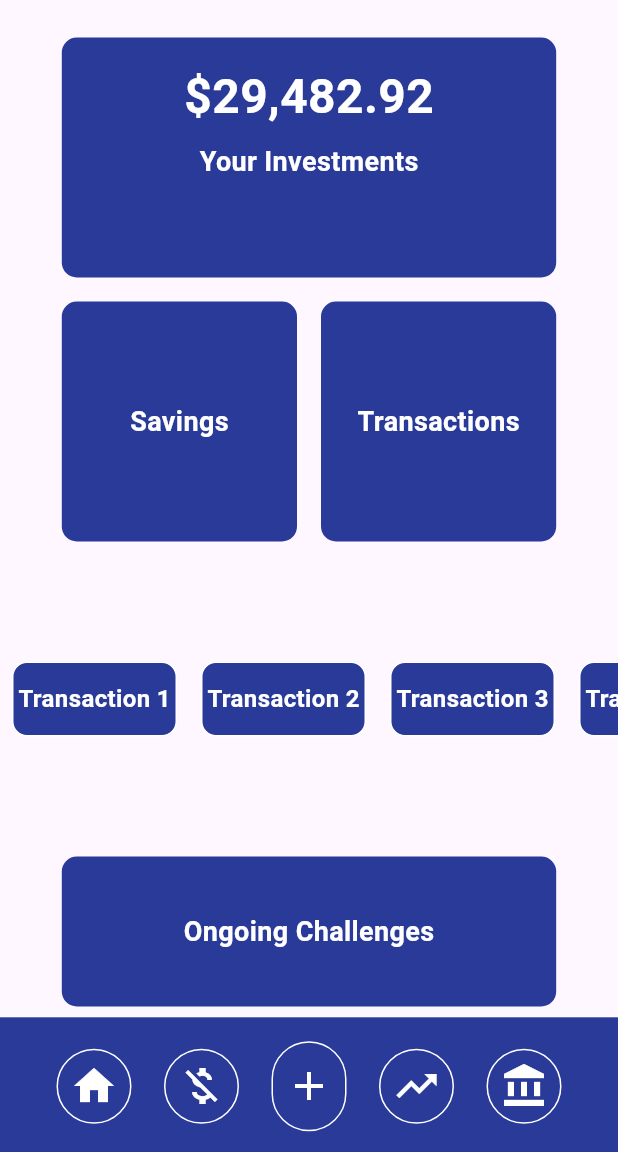
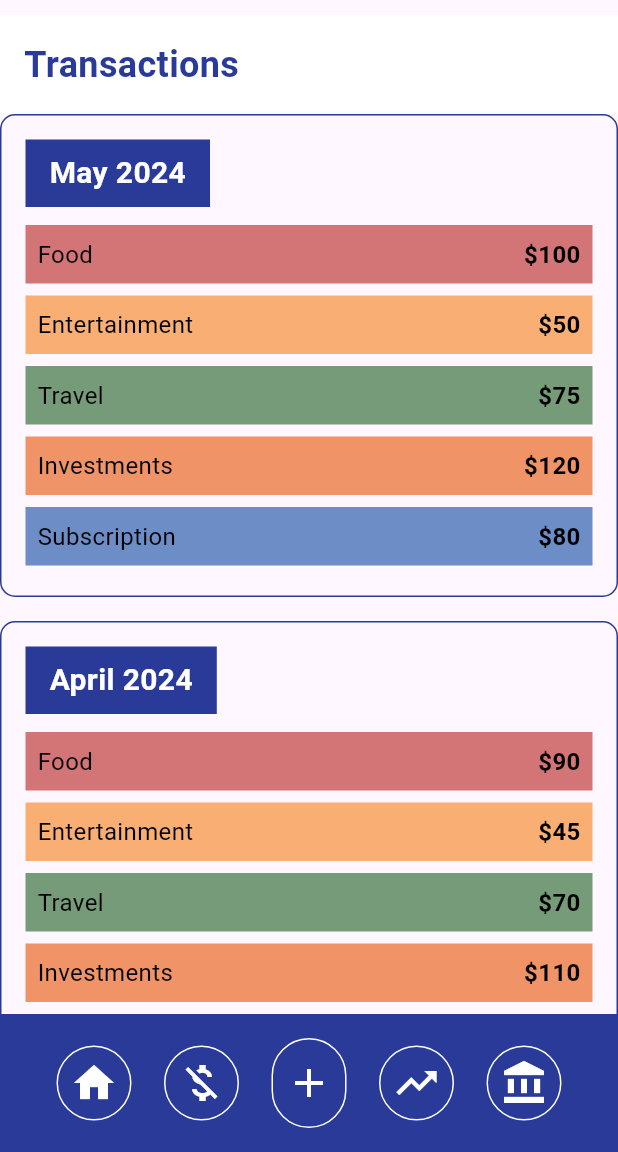
Before and after one commit to Parth9001/insave, a Flutter app: the screen it shows after launch, on a phone screen of 412 x 824 dp, the part 84-1236 px from its top. Run offline on Flutter 3.47's test engine with Material 3 defaults, Android fonts, the phone set to English and light mode, and no system bars.

Commit message:
transaction page layout done

```diff
--- a/lib/home.dart
+++ b/lib/home.dart
@@ -246,7 +246,7 @@ class HomePage extends StatelessWidget {
               ),
             ),
           ),
-          const SizedBox(height: 7.2),
+          const SizedBox(height: 28),
           Container(
             padding: const EdgeInsets.all(16),
             width: double.infinity,
--- a/lib/main.dart
+++ b/lib/main.dart
@@ -1,6 +1,7 @@
 import 'package:flutter/material.dart';
 // import 'login.dart';
-import 'home.dart';
+// import 'home.dart';
+import 'transactions.dart';
 
 void main() {
   runApp(const MyApp());
@@ -18,7 +19,7 @@ class MyApp extends StatelessWidget {
         colorScheme: ColorScheme.fromSeed(seedColor: Colors.deepPurple),
         useMaterial3: true,
       ),
-      home: const HomePage(), // Set LoginPage as the home
+      home: const TransactionPage(), // Set LoginPage as the home
     );
   }
 }
--- /dev/null
+++ b/lib/transactions.dart
@@ -0,0 +1,322 @@
+import 'package:flutter/material.dart';
+
+class TransactionPage extends StatelessWidget {
+  const TransactionPage({Key? key}) : super(key: key);
+
+  @override
+  Widget build(BuildContext context) {
+    return Scaffold(
+      appBar: AppBar(
+        backgroundColor: const Color(0xFF293A99), // Set app bar color to blue
+        title: const Text(
+          'InSave',
+          style: TextStyle(
+            color: Colors.white, // Set text color to white
+          ),
+          textAlign: TextAlign.center, // Align title to center
+        ),
+        centerTitle: true, // Center the title horizontally
+        actions: [
+          IconButton(
+            onPressed: () {
+              // Handle account icon press here
+            },
+            icon: const Icon(
+              Icons.account_circle,
+              color: Colors.white, // Set icon color to white
+            ),
+          ),
+        ],
+      ),
+      body: Column(
+        crossAxisAlignment: CrossAxisAlignment.center,
+        children: [
+          const SizedBox(height: 10), // Adjust the spacing below the app bar
+          Container(
+            padding: const EdgeInsets.all(16),
+            width: double.infinity,
+            color: Colors.white, // Header background color
+            child: const Text(
+              'Transactions',
+              style: TextStyle(
+                fontSize: 24,
+                fontWeight: FontWeight.bold,
+                color: Color(0xFF293A99), // Set text color to custom blue shade
+              ),
+            ),
+          ),
+          Expanded(
+            child: SingleChildScrollView(
+              child: Column(
+                children: [
+                  _buildMonthExpenses(
+                    context,
+                    'May 2024',
+                    [
+                      'Food  \$100',
+                      'Entertainment  \$50',
+                      'Travel  \$75',
+                      'Investments  \$120',
+                      'Subscription  \$80',
+                    ],
+                    const Color(0xFF293A99),
+                    [
+                      Colors.red.shade900,
+                      Colors.yellow.shade900,
+                      Colors.green.shade900,
+                      Colors.orange.shade900,
+                      Colors.blue.shade900,
+                    ],
+                  ),
+                  _buildMonthExpenses(
+                    context,
+                    'April 2024',
+                    [
+                      'Food  \$90',
+                      'Entertainment  \$45',
+                      'Travel  \$70',
+                      'Investments  \$110',
+                      'Subscription  \$75',
+                    ],
+                    const Color(0xFF293A99),
+                    [
+                      Colors.red.shade900,
+                      Colors.yellow.shade900,
+                      Colors.green.shade900,
+                      Colors.orange.shade900,
+                      Colors.blue.shade900,
+                    ],
+                  ),
+                  _buildMonthExpenses(
+                    context,
+                    'March 2024',
+                    [
+                      'Food  \$80',
+                      'Entertainment  \$40',
+                      'Travel  \$65',
+                      'Investments  \$100',
+                      'Subscription  \$70',
+                    ],
+                    const Color(0xFF293A99),
+                    [
+                      Colors.red.shade900,
+                      Colors.yellow.shade900,
+                      Colors.green.shade900,
+                      Colors.orange.shade900,
+                      Colors.blue.shade900,
+                    ],
+                  ),
+                  _buildMonthExpenses(
+                    context,
+                    'February 2024',
+                    [
+                      'Food  \$70',
+                      'Entertainment  \$35',
+                      'Travel  \$60',
+                      'Investments  \$90',
+                      'Subscription  \$65',
+                    ],
+                    const Color(0xFF293A99),
+                    [
+                      Colors.red.shade900,
+                      Colors.yellow.shade900,
+                      Colors.green.shade900,
+                      Colors.orange.shade900,
+                      Colors.blue.shade900,
+                    ],
+                  ),
+                ],
+              ),
+            ),
+          ),
+          Container(
+            padding: const EdgeInsets.all(16),
+            width: double.infinity,
+            color: const Color(0xFF293A99), // Footer background color
+            child: Row(
+              mainAxisAlignment: MainAxisAlignment.spaceEvenly,
+              children: [
+                // Home icon
+                Container(
+                  decoration: BoxDecoration(
+                    borderRadius: BorderRadius.circular(30), // Circular border
+                    border: Border.all(
+                      color: Colors.white, // Set border color to white
+                    ),
+                  ),
+                  child: IconButton(
+                    onPressed: () {
+                      // Navigate to home screen
+                    },
+                    icon: const Icon(
+                      Icons.home,
+                      color: Colors.white,
+                      size: 32, // Increase icon size
+                    ),
+                  ),
+                ),
+                // Expenses icon
+                Container(
+                  decoration: BoxDecoration(
+                    borderRadius: BorderRadius.circular(30), // Circular border
+                    border: Border.all(
+                      color: Colors.white, // Set border color to white
+                    ),
+                  ),
+                  child: IconButton(
+                    onPressed: () {
+                      // Navigate to expenses screen
+                    },
+                    icon: const Icon(
+                      Icons.money_off,
+                      color: Colors.white,
+                      size: 32, // Increase icon size
+                    ),
+                  ),
+                ),
+                // Add icon
+                SizedBox(
+                  height: 60, // Adjust height to move it slightly higher
+                  child: Container(
+                    decoration: BoxDecoration(
+                      borderRadius:
+                          BorderRadius.circular(30), // Circular border
+                      border: Border.all(
+                        color: Colors.white, // Set border color to white
+                      ),
+                    ),
+                    child: IconButton(
+                      onPressed: () {
+                        // Perform add action
+                      },
+                      icon: const Icon(
+                        Icons.add,
+                        color: Colors.white,
+                        size: 32, // Increase icon size
+                      ),
+                    ),
+                  ),
+                ),
+                // Investments icon
+                Container(
+                  decoration: BoxDecoration(
+                    borderRadius: BorderRadius.circular(30), // Circular border
+                    border: Border.all(
+                      color: Colors.white, // Set border color to white
+                    ),
+                  ),
+                  child: IconButton(
+                    onPressed: () {
+                      // Navigate to investments screen
+                    },
+                    icon: const Icon(
+                      Icons.trending_up,
+                      color: Colors.white,
+                      size: 32, // Increase icon size
+                    ),
+                  ),
+                ),
+                // Savings icon
+                Container(
+                  decoration: BoxDecoration(
+                    borderRadius: BorderRadius.circular(30), // Circular border
+                    border: Border.all(
+                      color: Colors.white, // Set border color to white
+                    ),
+                  ),
+                  child: IconButton(
+                    onPressed: () {
+                      // Navigate to savings screen
+                    },
+                    icon: const Icon(
+                      Icons.account_balance,
+                      color: Colors.white,
+                      size: 32, // Increase icon size
+                    ),
+                  ),
+                ),
+              ],
+            ),
+          ),
+        ],
+      ),
+    );
+  }
+
+  Widget _buildMonthExpenses(
+    BuildContext context,
+    String month,
+    List<String> transactions,
+    Color headerColor,
+    List<Color> transactionColors,
+  ) {
+    return Container(
+      width: double.infinity,
+      padding: const EdgeInsets.all(16),
+      margin: const EdgeInsets.only(bottom: 16),
+      decoration: BoxDecoration(
+        border: Border.all(color: headerColor), // Set border color
+        borderRadius: BorderRadius.circular(10), // Set rounded corners
+      ),
+      child: Column(
+        crossAxisAlignment: CrossAxisAlignment.start,
+        children: [
+          Container(
+            padding: const EdgeInsets.symmetric(horizontal: 16, vertical: 8),
+            color: headerColor,
+            child: Text(
+              month,
+              style: const TextStyle(
+                fontSize: 20,
+                fontWeight: FontWeight.bold,
+                color: Colors.white, // Set text color to white
+              ),
+            ),
+          ),
+          const SizedBox(height: 8),
+          Column(
+            crossAxisAlignment: CrossAxisAlignment.start,
+            children: transactions.asMap().entries.map((entry) {
+              int index = entry.key;
+              String transaction = entry.value;
+              Color color = transactionColors[index % transactionColors.length]
+                  .withOpacity(0.6); // Adjust opacity here
+              // Extracting amount from transaction string
+              String amount = transaction.substring(transaction.indexOf('\$'));
+              // Removing the amount from the transaction string
+              String transactionDescription =
+                  transaction.replaceAll(amount, '').trim();
+              return Container(
+                padding: const EdgeInsets.all(8),
+                margin: const EdgeInsets.symmetric(vertical: 4),
+                color: color, // Set transaction background color
+                width: double
+                    .infinity, // Ensure each transaction box spans full width
+                child: Row(
+                  mainAxisAlignment: MainAxisAlignment.spaceBetween,
+                  children: [
+                    Text(
+                      transactionDescription,
+                      style: const TextStyle(
+                        fontSize: 16,
+                        color: Colors.black, // Set text color to black
+                      ),
+                    ),
+                    Text(
+                      amount,
+                      style: const TextStyle(
+                        fontSize: 16,
+                        color: Colors.black, // Set text color to black
+                        fontWeight: FontWeight.bold,
+                      ),
+                    ),
+                  ],
+                ),
+              );
+            }).toList(),
+          ),
+        ],
+      ),
+    );
+  }
+}
```
